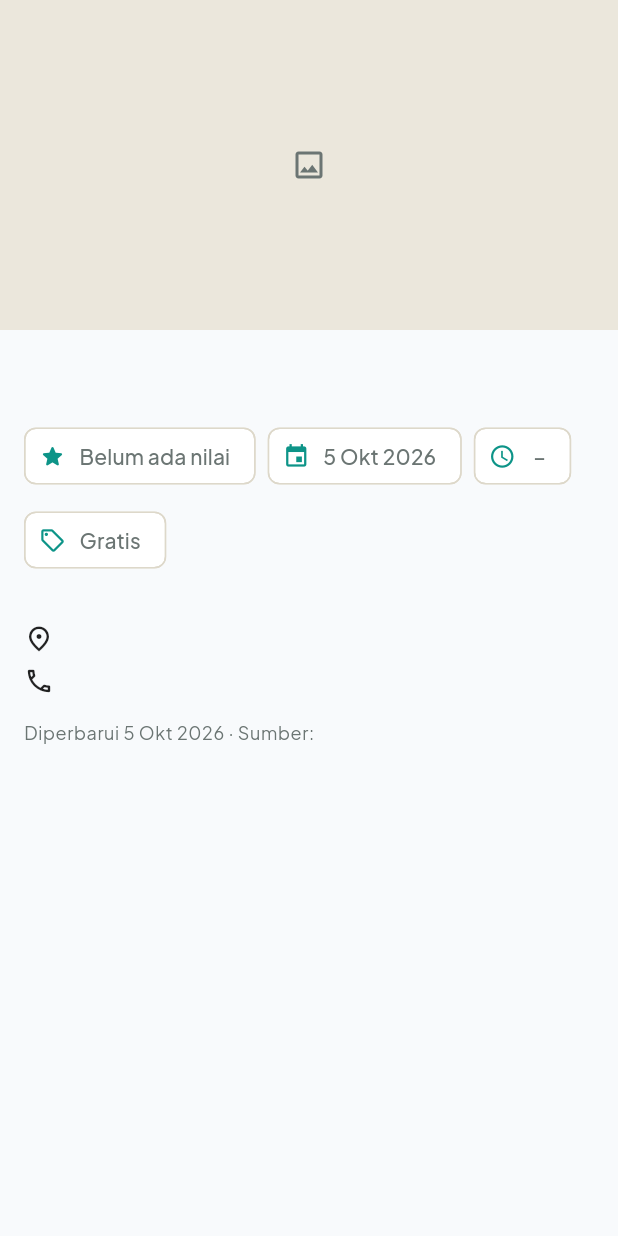
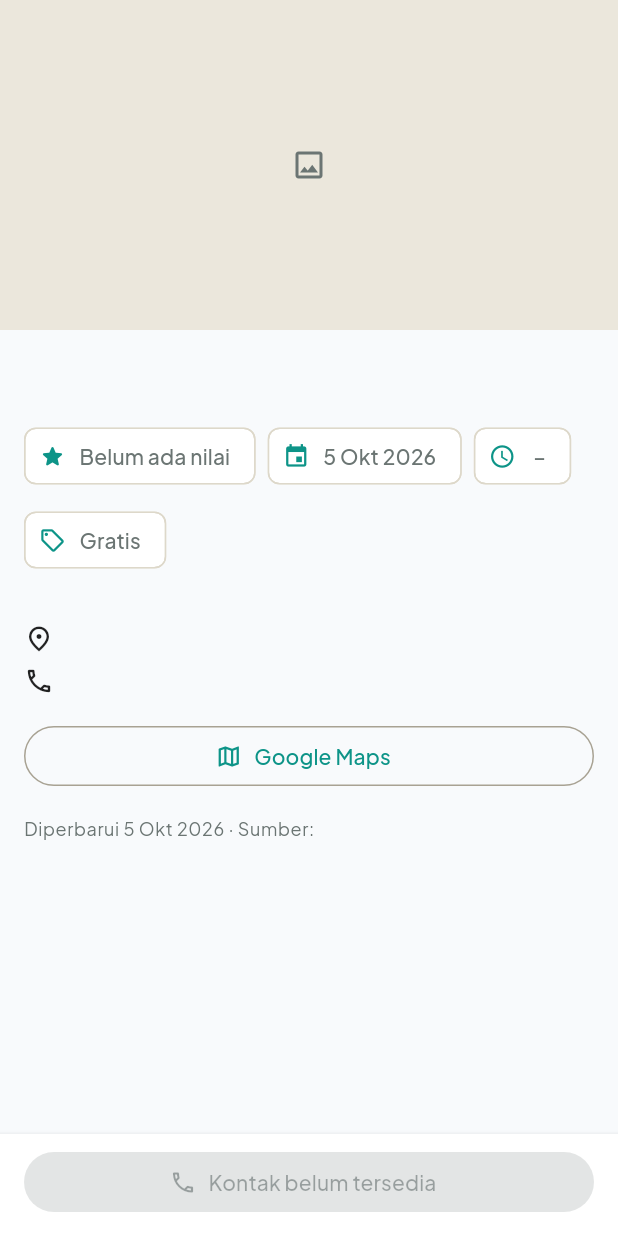
Before and after one commit to cntoaprilhalawa-tech/pinangmate, a Flutter app: the _DetailContent screen opened directly with empty values, on a phone screen of 412 x 824 dp. Run offline on Flutter 3.47's test engine with Material 3 defaults, Android fonts, the phone set to English and light mode, and no system bars; our stand-ins replace cloud_firestore, firebase_auth, firebase_core, go_router, google_fonts; accounts and stored records are empty.

Commit message:
daftar dan detail: filter menempel, bottom bar hubungi, tombol google maps

```diff
--- /dev/null
+++ b/lib/ui/detail/contact_bar.dart
@@ -0,0 +1,65 @@
+import 'package:flutter/material.dart';
+
+import '../../data/models/item.dart';
+import '../core/launchers.dart';
+
+class ContactBar extends StatelessWidget {
+  const ContactBar({super.key, required this.item});
+
+  final Item item;
+
+  @override
+  Widget build(BuildContext context) {
+    final kontak = item.kontak?.trim();
+    final ada = kontak != null && kontak.isNotEmpty;
+    return Material(
+      elevation: 3,
+      color: Theme.of(context).colorScheme.surface,
+      child: SafeArea(
+        child: Padding(
+          padding: const EdgeInsets.fromLTRB(16, 8, 16, 12),
+          child: SizedBox(
+            width: double.infinity,
+            child: FilledButton.icon(
+              onPressed: ada ? () => _pilih(context, kontak) : null,
+              icon: const Icon(Icons.call_outlined),
+              label: Text(ada ? 'Hubungi Penyedia' : 'Kontak belum tersedia'),
+            ),
+          ),
+        ),
+      ),
+    );
+  }
+
+  void _pilih(BuildContext context, String kontak) {
+    showModalBottomSheet<void>(
+      context: context,
+      showDragHandle: true,
+      builder: (ctx) => SafeArea(
+        child: Column(
+          mainAxisSize: MainAxisSize.min,
+          children: [
+            ListTile(
+              leading: const Icon(Icons.call_outlined),
+              title: const Text('Telepon'),
+              subtitle: Text(kontak),
+              onTap: () {
+                Navigator.pop(ctx);
+                teleponPenyedia(context, kontak);
+              },
+            ),
+            ListTile(
+              leading: const Icon(Icons.chat_outlined),
+              title: const Text('WhatsApp'),
+              subtitle: Text(kontak),
+              onTap: () {
+                Navigator.pop(ctx);
+                whatsappPenyedia(context, kontak);
+              },
+            ),
+          ],
+        ),
+      ),
+    );
+  }
+}
--- a/lib/ui/detail/item_detail_page.dart
+++ b/lib/ui/detail/item_detail_page.dart
@@ -6,8 +6,10 @@ import '../../data/repositories/item_repository.dart';
 import '../core/formatters.dart';
 import '../core/item_card.dart';
 import '../core/item_labels.dart';
+import '../core/launchers.dart';
 import '../core/load_status.dart';
 import '../core/state_views.dart';
+import 'contact_bar.dart';
 import 'item_detail_view_model.dart';
 
 class ItemDetailPage extends StatelessWidget {
@@ -73,6 +75,7 @@ class _DetailContent extends StatelessWidget {
     ].join(' · ');
 
     return Scaffold(
+      bottomNavigationBar: ContactBar(item: item),
       body: CustomScrollView(
         slivers: [
           SliverAppBar(
@@ -148,6 +151,15 @@ class _DetailContent extends StatelessWidget {
                     const SizedBox(height: 8),
                     _InfoRow(icon: Icons.call_outlined, text: item.kontak!),
                   ],
+                  const SizedBox(height: 16),
+                  SizedBox(
+                    width: double.infinity,
+                    child: OutlinedButton.icon(
+                      onPressed: () => bukaGoogleMaps(context, item),
+                      icon: const Icon(Icons.map_outlined),
+                      label: const Text('Google Maps'),
+                    ),
+                  ),
                   if (footer.isNotEmpty) ...[
                     const SizedBox(height: 16),
                     Text(
--- a/pubspec.yaml
+++ b/pubspec.yaml
@@ -40,6 +40,7 @@ dependencies:
   go_router: ^18.0.2
   provider: ^6.1.5+1
   google_fonts: 8.0.0
+  url_launcher: ^6.3.3
 
 dev_dependencies:
   flutter_test:
```
Also changed, not shown: lib/ui/category/category_list_page.dart (+70 -1 lines), lib/ui/core/launchers.dart (added, +49 -0 lines), pubspec.lock, 5 other files.
